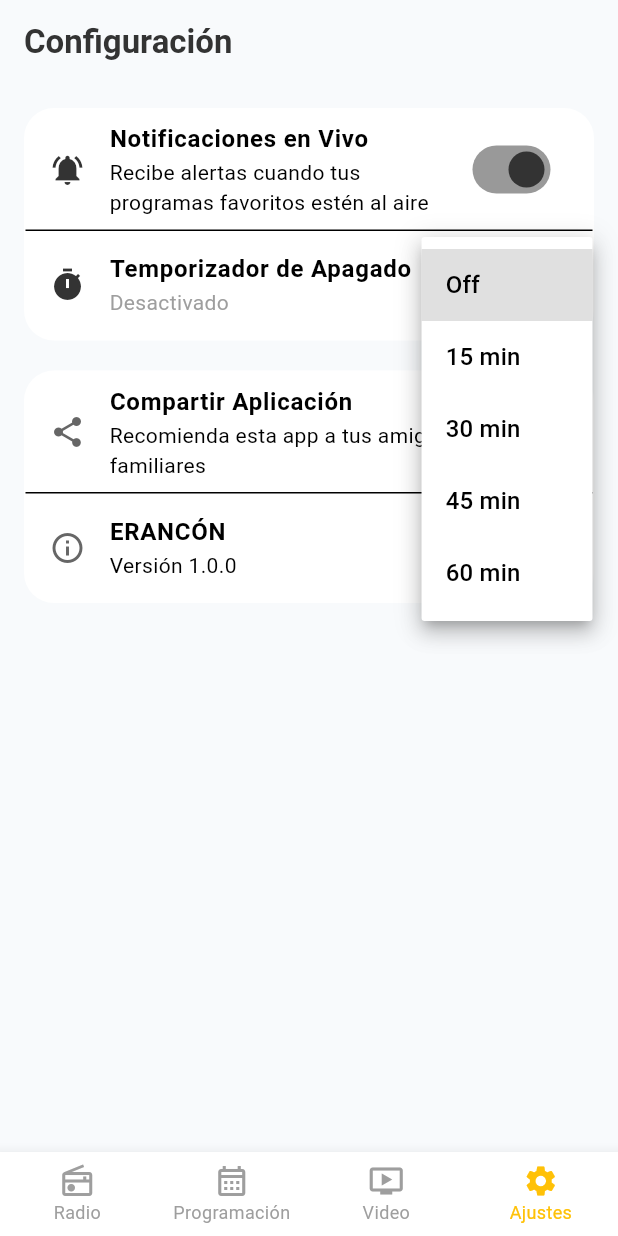
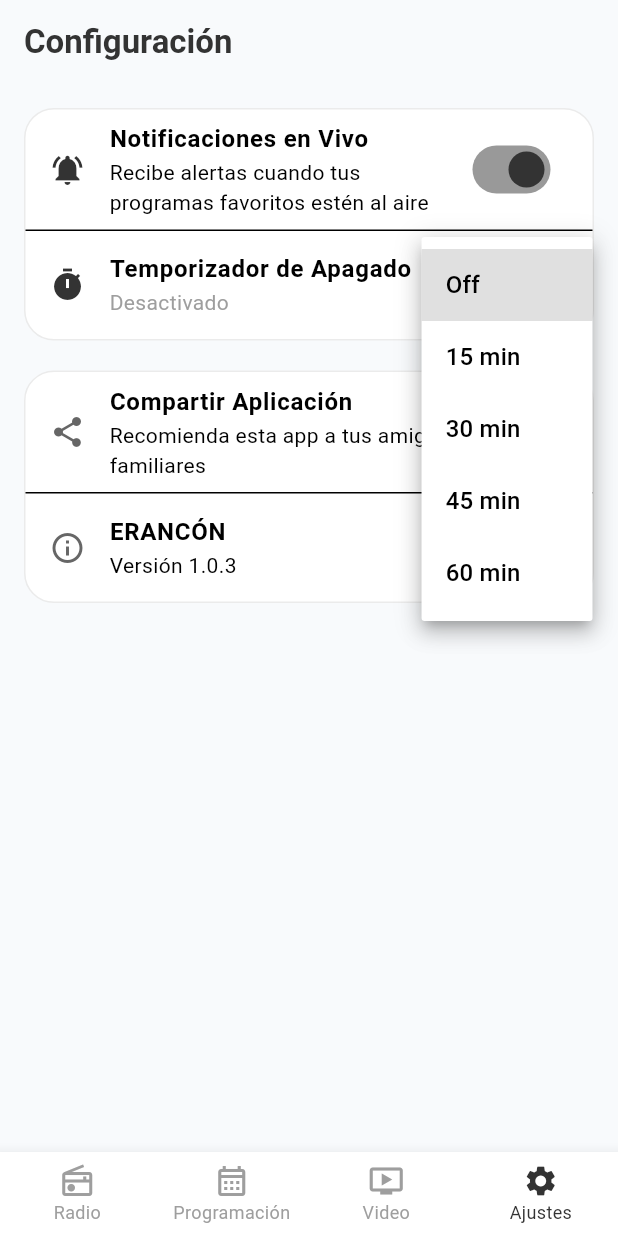
Before and after one commit to Ramses-Eloy/Radio-SaaS, a Flutter app: the screen it shows after launch, item 4 of the bottom bar chosen, after a tap on "Off", on a phone screen of 412 x 824 dp. Run offline on Flutter 3.47's test engine with Material 3 defaults, Android fonts, the phone set to English and light mode, and no system bars; our stand-ins replace cached_network_image, cloud_firestore, cloud_functions, csv, file_picker, firebase_auth and 13 more; missing offline and left inert: dart:html, desktop_drop, simple_pip_mode; accounts and stored records are empty; network calls fail.

Commit message:
fix(app): ajustes de diseño y de configuración por emisora
- Barra inferior con el color de la emisora en vez de ámbar fijo.
- Banner inferior a ancho completo sin recortar el arte (alto según la
  imagen, entre 50 y 120).
- Temporizador de apagado en AudioProvider: ya no se cancela al cambiar
  de pestaña.
- Programación respeta 'mostrar_programacion' de cada emisora y usa la
  etiqueta configurada; TV usa su etiqueta.
- Bordes de tarjetas visibles en tema claro.
- Versión real de la app en Ajustes (antes '1.0.0' fijo).

Co-Authored-By: Claude Opus 5.5 (1M context) <noreply@anthropic.com>
Claude-Session: https://claude.ai/code/session_01TrckArUsP3soPtVCyZKEPz

```diff
--- a/lib/main.dart
+++ b/lib/main.dart
@@ -455,7 +455,7 @@ class _MainNavigationFrameState extends State<MainNavigationFrame>
               });
             },
             backgroundColor: activeTheme.cardColor,
-            selectedItemColor: Colors.amber,
+            selectedItemColor: activeTheme.primaryColor,
             unselectedItemColor: Colors.grey,
             selectedFontSize: 12,
             unselectedFontSize: 12,
--- a/lib/screens/player_screen.dart
+++ b/lib/screens/player_screen.dart
@@ -351,7 +351,11 @@ class _PlayerScreenState extends State<PlayerScreen>
                   decoration: BoxDecoration(
                     color: activeTheme.cardColor,
                     borderRadius: BorderRadius.circular(20),
-                    border: Border.all(color: Colors.white.withValues(alpha: 0.05)),
+                    border: Border.all(
+                      color: stationProvider.isDark
+                          ? Colors.white.withValues(alpha: 0.05)
+                          : Colors.black.withValues(alpha: 0.08),
+                    ),
                   ),
                   child: Column(
                     children: [
--- a/lib/screens/settings_screen.dart
+++ b/lib/screens/settings_screen.dart
@@ -1,7 +1,7 @@
-import 'dart:async';
 import 'package:flutter/material.dart';
 import 'dart:io' show Platform;
 import 'package:provider/provider.dart';
+import 'package:package_info_plus/package_info_plus.dart';
 import 'package:share_plus/share_plus.dart';
 import '../providers/station_provider.dart';
 import '../providers/audio_provider.dart';
@@ -14,44 +14,24 @@ class SettingsScreen extends StatefulWidget {
 }
 
 class _SettingsScreenState extends State<SettingsScreen> {
-  int _selectedTimerMinutes = 0; // 0 = Off
-  Timer? _sleepTimer;
-
   void _setSleepTimer(int minutes) {
-    _sleepTimer?.cancel();
-    setState(() {
-      _selectedTimerMinutes = minutes;
-    });
-
-    if (minutes > 0) {
-      _sleepTimer = Timer(Duration(minutes: minutes), () {
-        if (mounted) {
-          context.read<AudioProvider>().pause();
-          ScaffoldMessenger.of(context).showSnackBar(
+    final messenger = ScaffoldMessenger.of(context);
+    context.read<AudioProvider>().setSleepTimer(
+      minutes,
+      onFired: () => messenger.showSnackBar(
         const SnackBar(
           content: Text('🌙 Temporizador de apagado activado: Reproductor pausado.'),
         ),
+      ),
     );
-          setState(() {
-            _selectedTimerMinutes = 0;
-          });
-        }
-      });
-
-      ScaffoldMessenger.of(context).showSnackBar(
+    messenger.showSnackBar(
       SnackBar(
-          content: Text('⏱️ Temporizador configurado a $minutes minutos.'),
+        content: Text(minutes > 0
+            ? '⏱️ Temporizador configurado a $minutes minutos.'
+            : '⏱️ Temporizador desactivado.'),
         duration: const Duration(seconds: 2),
       ),
     );
-    } else {
-      ScaffoldMessenger.of(context).showSnackBar(
-        const SnackBar(
-          content: Text('⏱️ Temporizador desactivado.'),
-          duration: Duration(seconds: 2),
-        ),
-      );
-    }
   }
 
   Future<void> _shareApp() async {
@@ -73,15 +53,13 @@ class _SettingsScreenState extends State<SettingsScreen> {
   }
 
   @override
-  void dispose() {
-    _sleepTimer?.cancel();
-    super.dispose();
-  }
-
-  @override
   Widget build(BuildContext context) {
     final stationProvider = context.watch<StationProvider>();
     final activeTheme = stationProvider.activeThemeConfig;
+    final sleepMinutes = context.watch<AudioProvider>().sleepMinutes;
+    final cardBorder = stationProvider.isDark
+        ? Colors.white.withValues(alpha: 0.05)
+        : Colors.black.withValues(alpha: 0.08);
 
     return Scaffold(
       backgroundColor: activeTheme.backgroundColor,
@@ -106,7 +84,7 @@ class _SettingsScreenState extends State<SettingsScreen> {
               decoration: BoxDecoration(
                 color: activeTheme.cardColor,
                 borderRadius: BorderRadius.circular(20),
-                border: Border.all(color: Colors.white.withValues(alpha: 0.05)),
+                border: Border.all(color: cardBorder),
               ),
               child: Column(
                 children: [
@@ -125,15 +103,15 @@ class _SettingsScreenState extends State<SettingsScreen> {
                     leading: Icon(Icons.timer, color: activeTheme.primaryColor),
                     title: const Text('Temporizador de Apagado', style: TextStyle(fontWeight: FontWeight.bold)),
                     subtitle: Text(
-                      _selectedTimerMinutes == 0
+                      sleepMinutes == 0
                           ? 'Desactivado'
-                          : 'Se apagará en $_selectedTimerMinutes minutos',
+                          : 'Se apagará en $sleepMinutes minutos',
                       style: TextStyle(
-                        color: _selectedTimerMinutes > 0 ? Colors.amber : Colors.grey,
+                        color: sleepMinutes > 0 ? Colors.amber : Colors.grey,
                       ),
                     ),
                     trailing: DropdownButton<int>(
-                      value: _selectedTimerMinutes,
+                      value: sleepMinutes,
                       dropdownColor: activeTheme.cardColor,
                       items: const [
                         DropdownMenuItem(value: 0, child: Text('Off')),
@@ -157,7 +135,7 @@ class _SettingsScreenState extends State<SettingsScreen> {
               decoration: BoxDecoration(
                 color: activeTheme.cardColor,
                 borderRadius: BorderRadius.circular(20),
-                border: Border.all(color: Colors.white.withValues(alpha: 0.05)),
+                border: Border.all(color: cardBorder),
               ),
               child: Column(
                 children: [
@@ -171,7 +149,11 @@ class _SettingsScreenState extends State<SettingsScreen> {
                   ListTile(
                     leading: Icon(Icons.info_outline, color: activeTheme.secondaryColor),
                     title: Text(stationProvider.brandName, style: const TextStyle(fontWeight: FontWeight.bold)),
-                    subtitle: const Text('Versión 1.0.0'),
+                    subtitle: FutureBuilder<PackageInfo>(
+                      future: PackageInfo.fromPlatform(),
+                      builder: (context, snap) =>
+                          Text(snap.hasData ? 'Versión ${snap.data!.version}' : ''),
+                    ),
                     trailing: Container(
                       padding: const EdgeInsets.symmetric(horizontal: 10, vertical: 4),
                       decoration: BoxDecoration(
--- a/lib/screens/video_stream_screen.dart
+++ b/lib/screens/video_stream_screen.dart
@@ -23,7 +23,7 @@ class VideoStreamScreen extends StatelessWidget {
         backgroundColor: activeTheme.backgroundColor,
         elevation: 0,
         title: Text(
-          'Streaming & TV en Vivo',
+          stationProvider.tvLabel,
           style: TextStyle(
             color: activeTheme.primaryColor,
             fontWeight: FontWeight.bold,
--- a/lib/widgets/persistent_bottom_banner.dart
+++ b/lib/widgets/persistent_bottom_banner.dart
@@ -27,9 +27,10 @@ class PersistentBottomBanner extends StatelessWidget {
 
     if (bannerUrl.isEmpty) return const SizedBox.shrink();
 
+    // Ancho completo y alto según la imagen (con tope), para no recortar el arte.
     return Container(
       width: double.infinity,
-      height: 75,
+      constraints: const BoxConstraints(minHeight: 50, maxHeight: 120),
       color: Colors.black,
       child: GestureDetector(
         onTap: () => _handleBannerClick(
@@ -40,8 +41,7 @@ class PersistentBottomBanner extends StatelessWidget {
         child: AppCachedImage(
           imageUrl: bannerUrl,
           width: double.infinity,
-          height: 75,
-          fit: BoxFit.cover,
+          fit: BoxFit.fitWidth,
           errorWidget: const SizedBox.shrink(),
         ),
       ),
```
Also changed, not shown: lib/providers/audio_provider.dart (+21 -0 lines), lib/screens/schedule_screen.dart (+10 -3 lines). Lines whose indentation alone changed are shown as unchanged.
